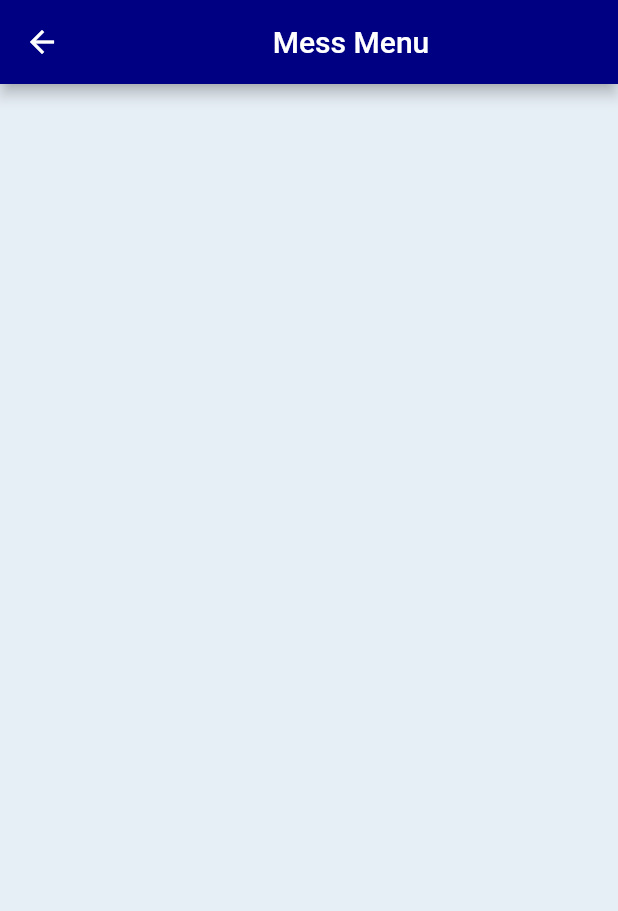
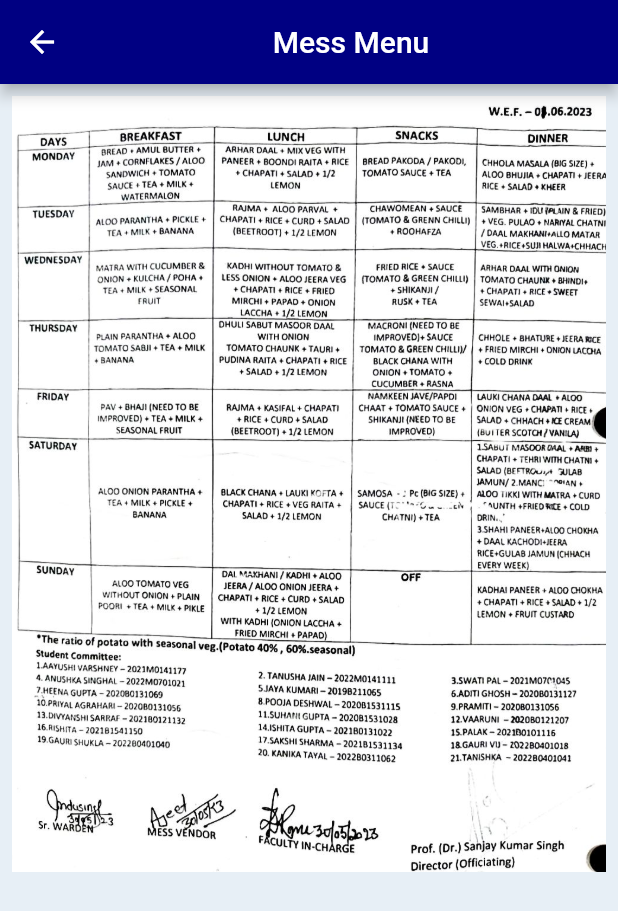
Before and after one commit to technoxx/hostelites, a Flutter app: the MessMenu screen opened directly, on a phone screen of 412 x 824 dp. Shown: the top 911 px of the screen. Run offline on Flutter 3.47's test engine with Material 2 defaults, Android fonts, the phone set to English and light mode, and no system bars; our stand-ins replace animated_splash_screen, cloud_firestore, firebase_auth, firebase_core, google_fonts, page_transition; accounts and stored records are empty.

Commit message:
Mess screen created

```diff
--- a/lib/screens/mess_screen.dart
+++ b/lib/screens/mess_screen.dart
@@ -15,6 +15,10 @@ class _MessMenuState extends State<MessMenu> {
         titleSpacing: 0,
         title: const Center(child: Text('Mess Menu')),
       ),
+      body: Padding(
+        padding: const EdgeInsets.all(8.0),
+        child: Image.asset('assets/images/Document 16_1.jpg'),
+      ),
     );
   }
 }
```
Also changed, not shown: assets/images/Document 16_1.jpg (added).
